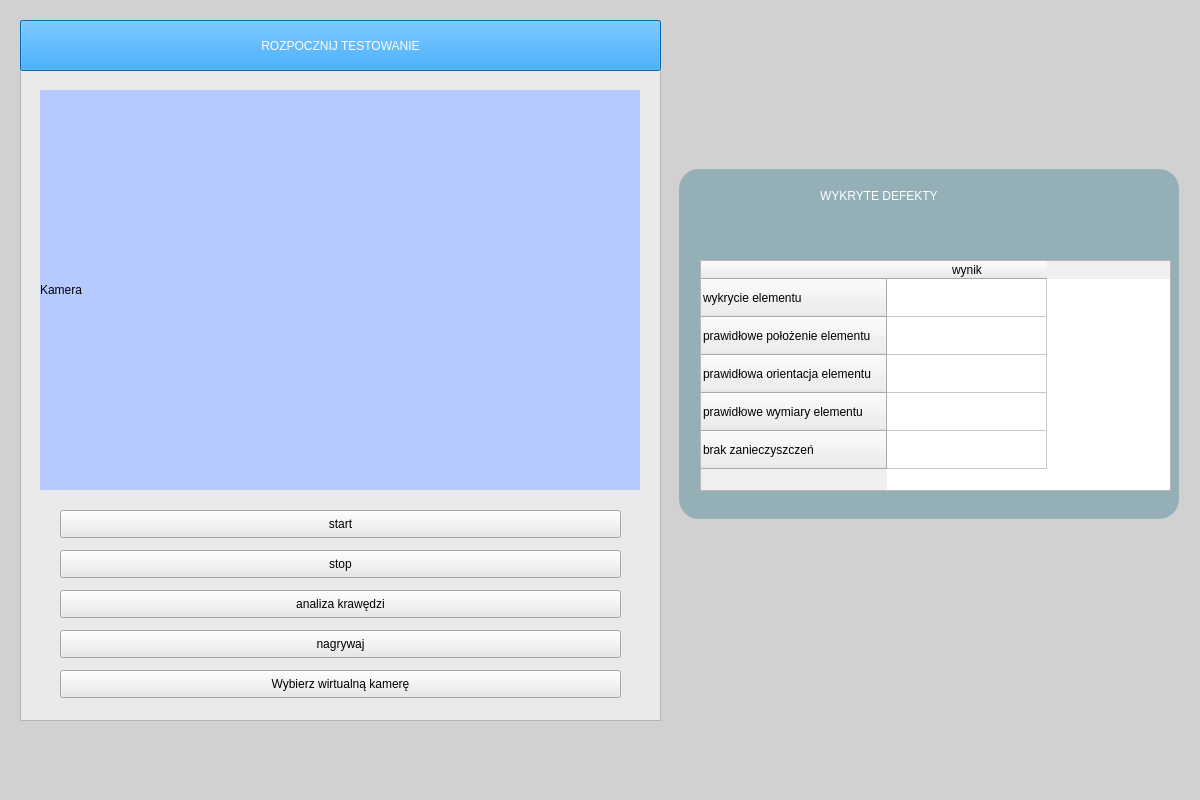
This is gui/ui/Camera.ui in oreols/ProjektAOI as Qt 5 draws it before an edit. The edited form follows.
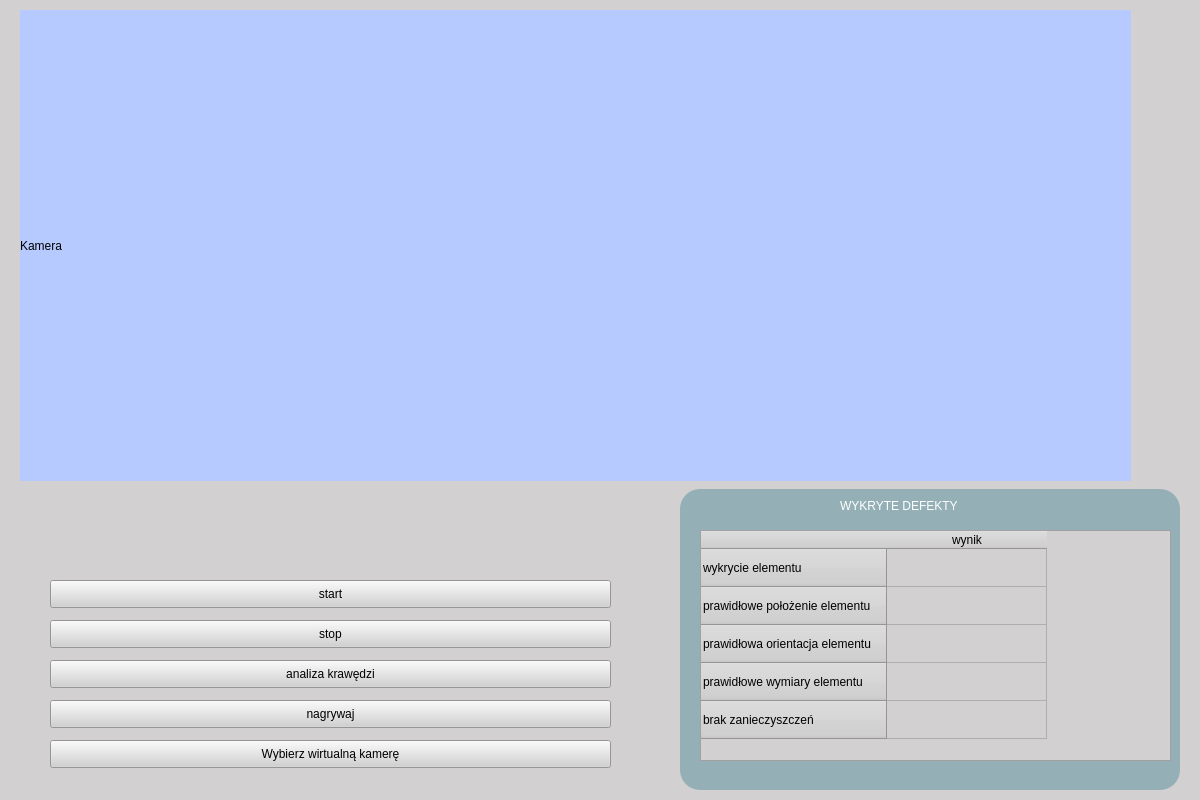
This is the edited form.

Patch:
```diff
--- a/gui/ui/Camera.ui
+++ b/gui/ui/Camera.ui
@@ -13,11 +13,46 @@
   <property name="windowTitle">
    <string>Form</string>
   </property>
+  <widget class="QWidget" name="widget" native="true">
+   <property name="geometry">
+    <rect>
+     <x>0</x>
+     <y>0</y>
+     <width>1200</width>
+     <height>800</height>
+    </rect>
+   </property>
+   <property name="styleSheet">
+    <string notr="true">background-color: rgb(210, 208, 208);</string>
+   </property>
+   <widget class="QLabel" name="label">
+    <property name="geometry">
+     <rect>
+      <x>680</x>
+      <y>489</y>
+      <width>500</width>
+      <height>301</height>
+     </rect>
+    </property>
+    <property name="maximumSize">
+     <size>
+      <width>500</width>
+      <height>350</height>
+     </size>
+    </property>
+    <property name="styleSheet">
+     <string notr="true">background-color: rgb(148, 176, 182);
+border-radius:20px;</string>
+    </property>
+    <property name="text">
+     <string/>
+    </property>
+   </widget>
   <widget class="QTableWidget" name="tableWidget">
    <property name="geometry">
     <rect>
      <x>700</x>
-     <y>260</y>
+      <y>530</y>
      <width>471</width>
      <height>231</height>
     </rect>
@@ -95,34 +130,11 @@
     </property>
    </column>
   </widget>
-  <widget class="QLabel" name="label">
-   <property name="geometry">
-    <rect>
-     <x>679</x>
-     <y>169</y>
-     <width>500</width>
-     <height>350</height>
-    </rect>
-   </property>
-   <property name="maximumSize">
-    <size>
-     <width>500</width>
-     <height>350</height>
-    </size>
-   </property>
-   <property name="styleSheet">
-    <string notr="true">background-color: rgb(148, 176, 182);
-border-radius:20px;</string>
-   </property>
-   <property name="text">
-    <string/>
-   </property>
-  </widget>
   <widget class="QLabel" name="label_2">
    <property name="geometry">
     <rect>
-     <x>820</x>
-     <y>180</y>
+      <x>840</x>
+      <y>490</y>
      <width>191</width>
      <height>31</height>
     </rect>
@@ -130,68 +142,46 @@
    <property name="styleSheet">
     <string notr="true">font: 63 16pt &quot;Segoe UI Semibold&quot;;
 color:white;
+background-color: rgb(148, 176, 182);
 </string>
    </property>
    <property name="text">
     <string>WYKRYTE DEFEKTY</string>
    </property>
   </widget>
-  <widget class="QWidget" name="widget" native="true">
+   <widget class="QPushButton" name="analyze_button">
    <property name="geometry">
     <rect>
-     <x>0</x>
-     <y>0</y>
-     <width>1200</width>
-     <height>800</height>
-    </rect>
-   </property>
-   <property name="styleSheet">
-    <string notr="true">background-color: rgb(210, 208, 208);</string>
-   </property>
-   <widget class="QFrame" name="start_testing">
+      <x>50</x>
+      <y>660</y>
+      <width>561</width>
+      <height>28</height>
+     </rect>
+    </property>
+    <property name="text">
+     <string>analiza krawędzi</string>
+    </property>
+   </widget>
+   <widget class="QPushButton" name="start_button">
     <property name="geometry">
      <rect>
-      <x>20</x>
-      <y>20</y>
-      <width>641</width>
-      <height>701</height>
+      <x>50</x>
+      <y>580</y>
+      <width>561</width>
+      <height>28</height>
      </rect>
     </property>
-    <property name="styleSheet">
-     <string notr="true">background-color: rgb(233, 233, 233);
-</string>
-    </property>
-    <property name="frameShape">
-     <enum>QFrame::StyledPanel</enum>
-    </property>
-    <property name="frameShadow">
-     <enum>QFrame::Raised</enum>
-    </property>
-    <widget class="QPushButton" name="startTestingButton">
-     <property name="geometry">
-      <rect>
-       <x>0</x>
-       <y>0</y>
-       <width>641</width>
-       <height>51</height>
-      </rect>
-     </property>
-     <property name="styleSheet">
-      <string notr="true">background-color: rgb(5, 142, 240);
-color:white;
-font: 63 12pt &quot;Segoe UI Semibold&quot;;</string>
-     </property>
      <property name="text">
-      <string>ROZPOCZNIJ TESTOWANIE</string>
+     <string>start</string>
      </property>
     </widget>
     <widget class="QLabel" name="cap">
      <property name="geometry">
       <rect>
        <x>20</x>
-       <y>70</y>
-       <width>600</width>
-       <height>400</height>
+      <y>10</y>
+      <width>1111</width>
+      <height>471</height>
       </rect>
      </property>
      <property name="styleSheet">
@@ -201,24 +191,24 @@
       <string>Kamera</string>
      </property>
     </widget>
-    <widget class="QPushButton" name="start_button">
+   <widget class="QPushButton" name="virtual_cam_button">
      <property name="geometry">
       <rect>
-       <x>40</x>
-       <y>490</y>
+      <x>50</x>
+      <y>740</y>
        <width>561</width>
        <height>28</height>
       </rect>
      </property>
      <property name="text">
-      <string>start</string>
+     <string>Wybierz wirtualną kamerę</string>
      </property>
     </widget>
     <widget class="QPushButton" name="stop_button">
      <property name="geometry">
       <rect>
-       <x>40</x>
-       <y>530</y>
+      <x>50</x>
+      <y>620</y>
        <width>561</width>
        <height>28</height>
       </rect>
@@ -227,24 +217,11 @@
       <string>stop</string>
      </property>
     </widget>
-    <widget class="QPushButton" name="analyze_button">
-     <property name="geometry">
-      <rect>
-       <x>40</x>
-       <y>570</y>
-       <width>561</width>
-       <height>28</height>
-      </rect>
-     </property>
-     <property name="text">
-      <string>analiza krawędzi</string>
-     </property>
-    </widget>
     <widget class="QPushButton" name="record_button">
      <property name="geometry">
       <rect>
-       <x>40</x>
-       <y>610</y>
+      <x>50</x>
+      <y>700</y>
        <width>561</width>
        <height>28</height>
       </rect>
@@ -253,25 +230,7 @@
       <string>nagrywaj</string>
      </property>
     </widget>
-    <widget class="QPushButton" name="virtual_cam_button">
-     <property name="geometry">
-      <rect>
-       <x>40</x>
-       <y>650</y>
-       <width>561</width>
-       <height>28</height>
-      </rect>
-     </property>
-     <property name="text">
-      <string>Wybierz wirtualną kamerę</string>
-     </property>
-    </widget>
-   </widget>
-  </widget>
-  <zorder>widget</zorder>
-  <zorder>label</zorder>
-  <zorder>tableWidget</zorder>
-  <zorder>label_2</zorder>
+  </widget>
  </widget>
  <resources/>
  <connections/>
```
Lines whose indentation alone changed are shown as unchanged.
